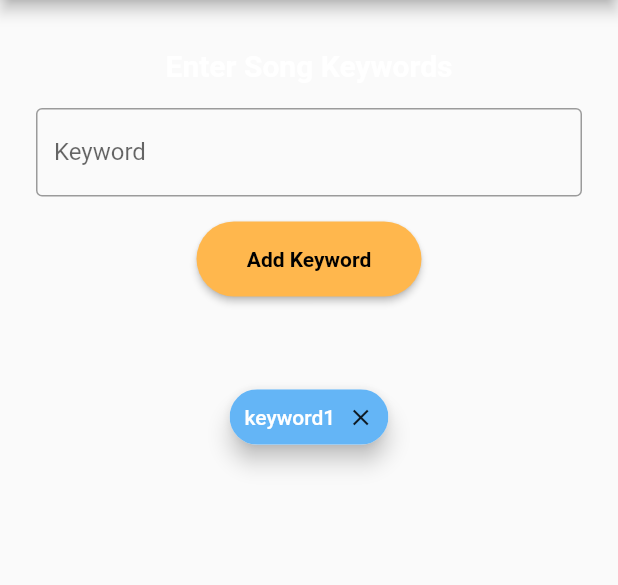
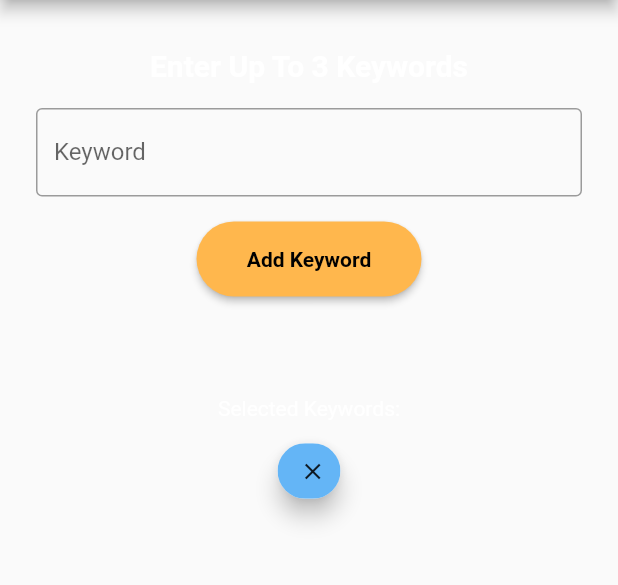
Before and after one commit to ts3486/song-generator, a Flutter app: the screen it shows after launch, after a tap on "Add Keyword", on a phone screen of 412 x 824 dp, the part 84-669 px from its top. Run offline on Flutter 3.47's test engine with Material 2 defaults, Android fonts, the phone set to English and light mode, and no system bars; generated files the repository leaves out were written again.

Commit message:
make button conditional display

```diff
--- a/lib/src/song_generation/enter_keywords.dart
+++ b/lib/src/song_generation/enter_keywords.dart
@@ -11,17 +11,16 @@ class EnterKeyWordsWidget extends StatefulWidget {
 
 class EnterKeyWordsWidgetState extends State<EnterKeyWordsWidget> {
   String _keyword = "";
-  List<String> _keywords = []; // The state variable that you want to change.
+  final List<String> _keywords =
+      []; // The state variable that you want to change.
 
-  // _setKeyword(v) {
-  //   setState(() {
-  //     _keyword = v; // This call to setState tells Flutter to rerender the widget.
-  // });
+  bool get _isKeywordMaxed => _keywords.length >= 3;
 
   void _addKeyword(keyword) {
     setState(() {
       _keywords.add(
           keyword); // This call to setState tells Flutter to rerender the widget.
+      _keyword = "";
     });
   }
 
@@ -42,7 +41,7 @@ class EnterKeyWordsWidgetState extends State<EnterKeyWordsWidget> {
                     mainAxisAlignment: MainAxisAlignment.spaceAround,
                     children: <Widget>[
                       const Text(
-                        'Enter Song Keywords',
+                        'Enter Up To 3 Keywords',
                         style: TextStyle(
                           fontWeight: FontWeight.bold,
                           color: Colors.white,
@@ -61,6 +60,7 @@ class EnterKeyWordsWidgetState extends State<EnterKeyWordsWidget> {
                           });
                         },
                       ),
+                      if (!_isKeywordMaxed) ...[
                         ElevatedButton(
                           style: ElevatedButton.styleFrom(
                               backgroundColor: Colors.orange[300],
@@ -75,25 +75,43 @@ class EnterKeyWordsWidgetState extends State<EnterKeyWordsWidget> {
                               color: Colors.black,
                             ),
                           ),
+                        )
+                      ] else ...[
+                        ElevatedButton(
+                          style: ElevatedButton.styleFrom(
+                              backgroundColor: Colors.red[400],
+                              foregroundColor: Colors.black,
+                              shape: const StadiumBorder(),
+                              minimumSize: const Size(150, 50)),
+                          onPressed: () => {_addKeyword(_keyword)},
+                          child: const Text(
+                            'Next',
+                            style: TextStyle(
+                              fontWeight: FontWeight.bold,
+                              color: Colors.white,
                             ),
+                          ),
+                        )
+                      ],
                     ]))),
         //Display Section
         SizedBox(
             height: 230,
             child: Padding(
                 padding: const EdgeInsets.all(24.0),
-                child: Wrap(
+                child: Column(children: <Widget>[
+                  const Padding(
+                      padding: EdgeInsets.all(10),
+                      child: Text('Selected Keywords:',
+                          style: TextStyle(color: Colors.white))),
+                  Wrap(
                       children:
                           List<Widget>.generate(_keywords.length, (int idx) {
                     return Chip(
                       labelPadding: const EdgeInsets.all(2.5),
-                    // avatar: CircleAvatar(
-                    //   backgroundColor: Colors.white70,
-                    //   child: Text(_keywords[0].toUpperCase()),
-                    // ),
-                    label: const Text(
-                      ' keyword1',
-                      style: TextStyle(
+                      label: Text(
+                        _keywords[idx],
+                        style: const TextStyle(
                           color: Colors.white,
                         ),
                       ),
@@ -101,16 +119,16 @@ class EnterKeyWordsWidgetState extends State<EnterKeyWordsWidget> {
                       elevation: 6.0,
                       shadowColor: Colors.grey[60],
                       deleteIcon: const Icon(Icons.close),
-                    onDeleted: () {},
+                      onDeleted: () {
+                        setState(() {
+                          //remove selected keyword chip
+                          _keywords.remove(_keywords[idx]);
+                        });
+                      },
                     );
-                })))),
+                  }))
+                ])))
       ]),
-
-      // floatingActionButton: FloatingActionButton(
-      //   onPressed: _addKeyword(_keyword),
-      //   tooltip: 'Add',
-      //   child: Icon(Icons.add),
-      // ), // This trailing comma makes auto-formatting nicer for build methods.
     );
   }
 }
```
Lines whose indentation alone changed are shown as unchanged.
